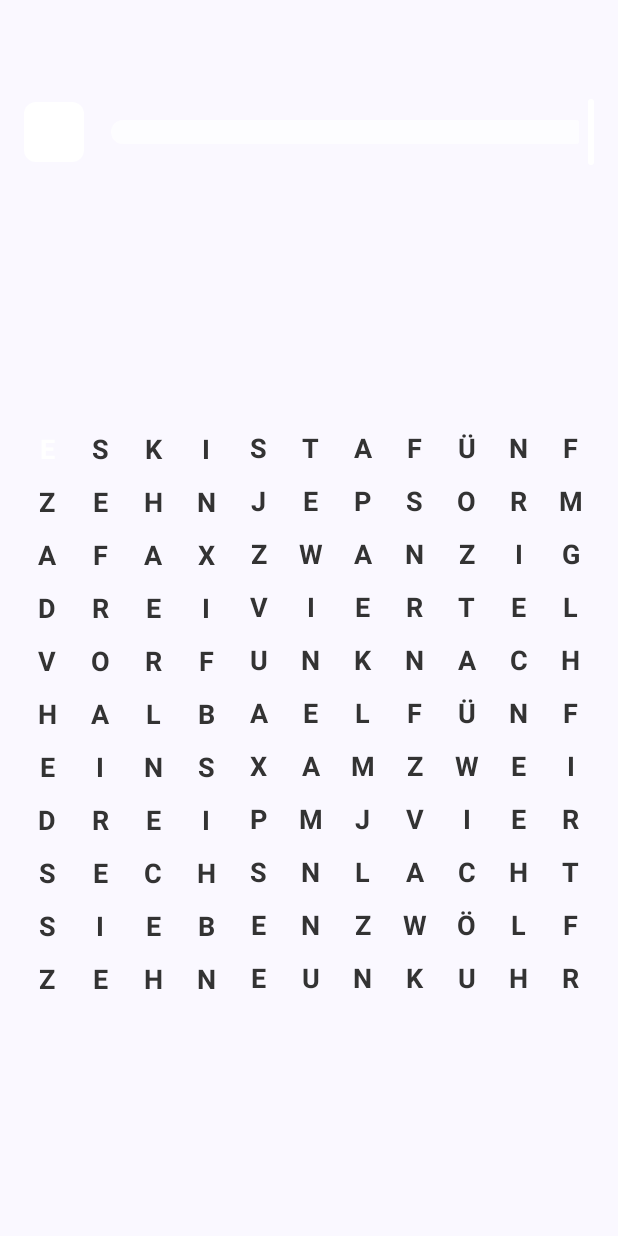
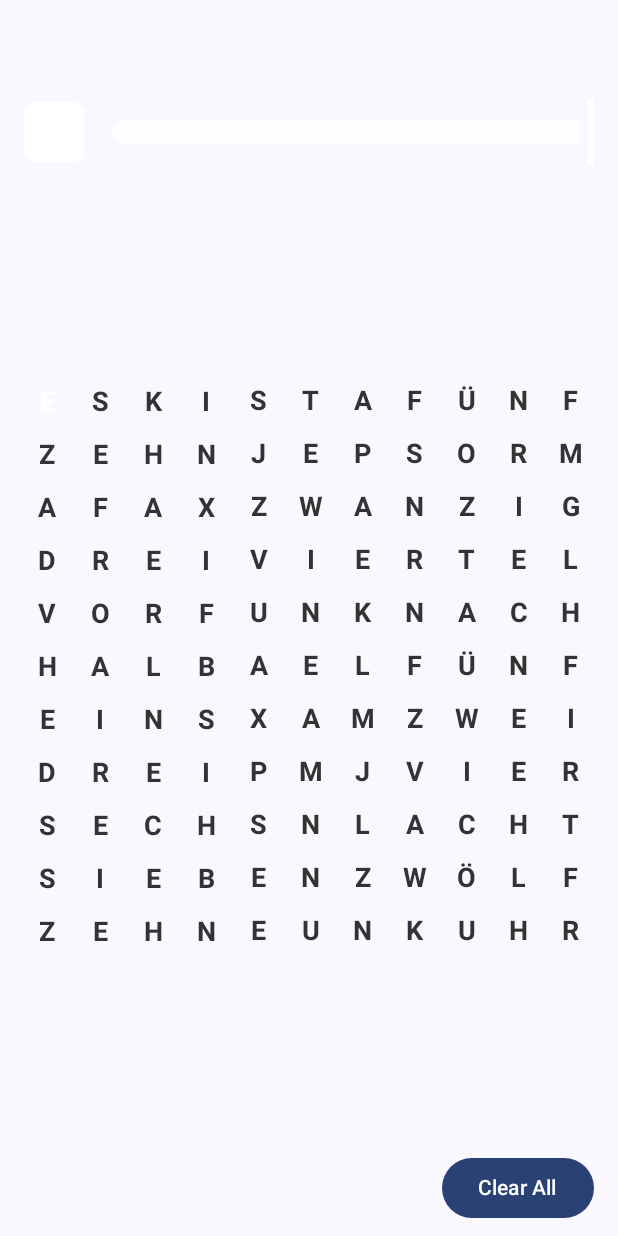
Before and after one commit to Zascosium/Qlocktwo-Android-app, an Android app built with Jetpack Compose: the composable MatrixScreen shown on its own in the app's theme, after a tap on an icon or button, on a phone screen of 412 x 824 dp. Run offline under Robolectric (Android 15) with nearby library versions, the phone set to English and light mode, and no system bars; libraries missing offline, so code that uses them is left out: com.godaddy.android.

Commit message:
feat: Update Matrix API to use LED indices and add bulk clear functionality

```diff
--- a/app/src/main/java/com/example/qlocktwo/screens/MatrixScreen.kt
+++ b/app/src/main/java/com/example/qlocktwo/screens/MatrixScreen.kt
@@ -9,6 +9,7 @@ import androidx.compose.foundation.layout.aspectRatio
 import androidx.compose.foundation.layout.fillMaxSize
 import androidx.compose.foundation.layout.fillMaxWidth
 import androidx.compose.foundation.layout.padding
+import androidx.compose.material3.Button
 import androidx.compose.material3.Text
 import androidx.compose.runtime.Composable
 import androidx.compose.runtime.getValue
@@ -23,6 +24,27 @@ import androidx.compose.ui.unit.dp
 import androidx.compose.ui.unit.sp
 import com.example.qlocktwo.WebSocketManager
 import com.example.qlocktwo.viewmodels.ColorViewModel
+
+/**
+ * Converts matrix row/column coordinates to LED array index.
+ * Based on the zigzag LED layout in led_setup.md (0-120).
+ *
+ * Matrix rows are displayed top to bottom (0-10), but LEDs are wired bottom to top.
+ * Even physical rows go left-to-right, odd rows go right-to-left.
+ */
+private fun rowColToLedIndex(row: Int, col: Int): Int {
+    // Convert matrix row to physical LED row (inverted)
+    val physicalRow = 10 - row
+    val baseIndex = physicalRow * 11
+
+    return if (physicalRow % 2 == 0) {
+        // Even rows: left to right (0, 2, 4, 6, 8, 10)
+        baseIndex + col
+    } else {
+        // Odd rows: right to left (1, 3, 5, 7, 9)
+        baseIndex + (10 - col)
+    }
+}
 
 @Composable
 fun MatrixScreen(
@@ -58,7 +80,8 @@ fun MatrixScreen(
 
         Box(
             modifier = Modifier
-                .fillMaxSize()
+                .fillMaxWidth()
+                .weight(1f)
                 .padding(16.dp),
             contentAlignment = Alignment.Center
         ) {
@@ -69,12 +92,13 @@ fun MatrixScreen(
                 onToggle = { row, col ->
                     val position = row to col
                     val existingColor = letterColors[position]
+                    val ledIndex = rowColToLedIndex(row, col)
 
                     if (existingColor == colorViewModel.selectedColor) {
                         // Same color - toggle off
                         letterColors = letterColors - position
                         // Send clear command to ESP32
-                        webSocketManager.sendMessage("MATRIX_CLEAR:$row,$col")
+                        webSocketManager.sendMessage("MATRIX_CLEAR:$ledIndex")
                     } else {
                         // No color or different color - set to current color
                         val newColor = colorViewModel.selectedColor
@@ -85,10 +109,26 @@ fun MatrixScreen(
                         val g = (newColor.green * 255).toInt()
                         val b = (newColor.blue * 255).toInt()
                         val brightness = colorViewModel.brightness.toInt()
-                        webSocketManager.sendMessage("MATRIX_SET:$row,$col,$r,$g,$b,$brightness")
+                        webSocketManager.sendMessage("MATRIX_SET:$ledIndex,$r,$g,$b,$brightness")
                     }
                 }
             )
+        }
+
+        Row(
+            modifier = Modifier
+                .fillMaxWidth()
+                .padding(horizontal = 16.dp, vertical = 8.dp),
+            horizontalArrangement = Arrangement.End
+        ) {
+            Button(
+                onClick = {
+                    letterColors = emptyMap()  // Clear all local colors
+                    webSocketManager.sendMessage("MATRIX_CLEAR_ALL")
+                }
+            ) {
+                Text("Clear All")
+            }
         }
     }
 }
```
Also changed, not shown: 2 other files.
